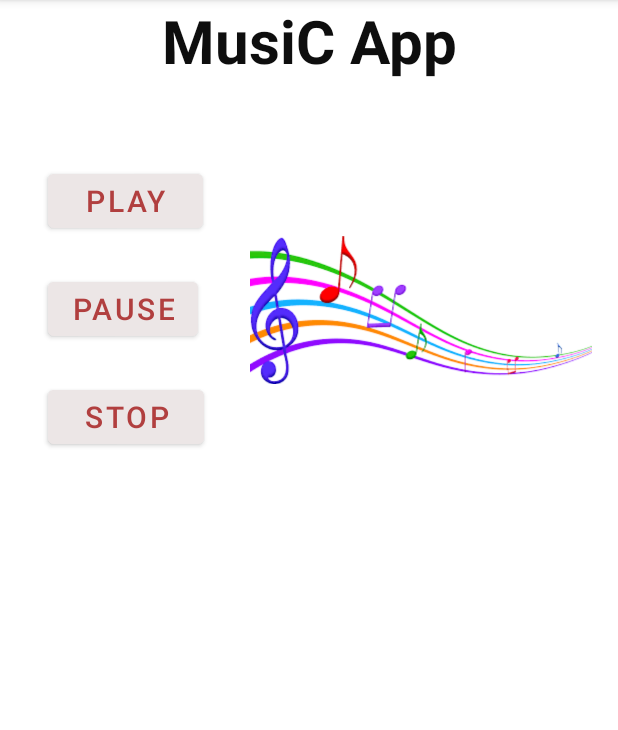
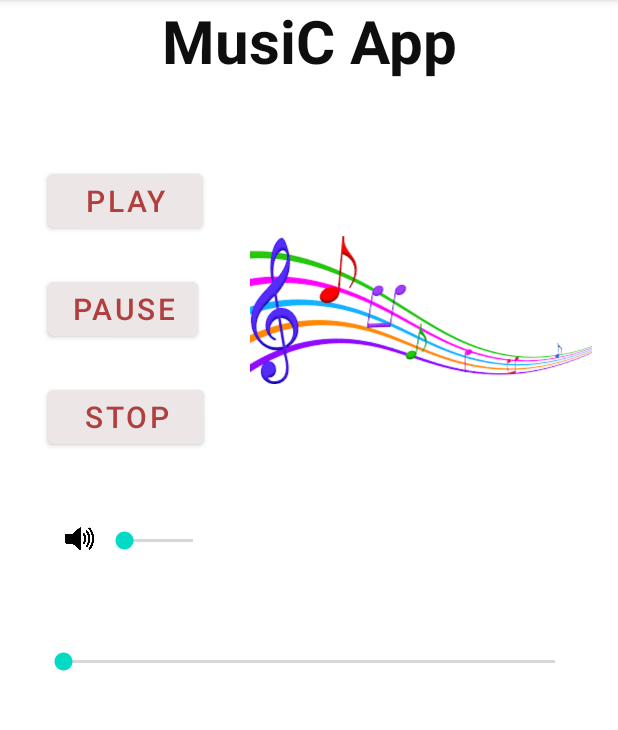
Before and after one commit to BSEF19A505/VideoStreamingAndroidApp, an Android app: the screen it shows after launch (MainActivity), on a phone screen of 412 x 824 dp, the part 84-814 px from its top. Run offline under Robolectric (Android 15) with nearby library versions, the phone set to English and light mode, and no system bars.

Commit message:
Seek Bar for Volume

```diff
--- a/Audio Player Android App/app/src/main/java/com/example/audioplayermobileapp/MainActivity.java
+++ b/Audio Player Android App/app/src/main/java/com/example/audioplayermobileapp/MainActivity.java
@@ -2,12 +2,17 @@ package com.example.audioplayermobileapp;
 
 import androidx.appcompat.app.AppCompatActivity;
 
+import android.content.Context;
+import android.media.AudioManager;
 import android.media.MediaPlayer;
 import android.os.Bundle;
+import android.view.ContextThemeWrapper;
 import android.view.View;
+import android.widget.SeekBar;
 
 public class MainActivity extends AppCompatActivity {
     MediaPlayer mediaPlayer;
+    AudioManager audioManager;
     public void play(View view){
         mediaPlayer.start();
 
@@ -25,5 +30,15 @@ public class MainActivity extends AppCompatActivity {
         super.onCreate(savedInstanceState);
         setContentView(R.layout.activity_main);
         mediaPlayer=MediaPlayer.create(this,R.raw.music);
+
+        SeekBar seekVol=findViewById(R.id.VolBar);
+
+        audioManager= (AudioManager) getSystemService(Context.AUDIO_SERVICE);
+
+        int maxVol=audioManager.getStreamMaxVolume(AudioManager.STREAM_MUSIC);
+        int curVol=audioManager.getStreamVolume(AudioManager.STREAM_MUSIC);
+
+        seekVol.setMax(maxVol);
+        seekVol.setProgress(curVol);
     }
 }
--- a/Audio Player Android App/app/src/main/res/layout/activity_main.xml
+++ b/Audio Player Android App/app/src/main/res/layout/activity_main.xml
@@ -72,4 +72,34 @@
         app:srcCompat="@drawable/download"
         android:contentDescription="TODO" />
 
+    <SeekBar
+        android:id="@+id/VolBar"
+        android:layout_width="78dp"
+        android:layout_height="33dp"
+        android:layout_marginLeft="-7dp"
+        android:layout_marginTop="42dp"
+        app:layout_constraintStart_toEndOf="@+id/imageView2"
+        app:layout_constraintTop_toBottomOf="@+id/button3" />
+
+    <ImageView
+        android:id="@+id/imageView2"
+        android:layout_width="42dp"
+        android:layout_height="42dp"
+        android:layout_marginStart="32dp"
+        android:layout_marginTop="36dp"
+        app:layout_constraintStart_toStartOf="parent"
+        app:layout_constraintTop_toBottomOf="@+id/button3"
+        app:srcCompat="@drawable/speaker" />
+
+    <SeekBar
+        android:id="@+id/ProgBar"
+        android:layout_width="360dp"
+        android:layout_height="27dp"
+        android:layout_marginBottom="264dp"
+        app:layout_constraintBottom_toBottomOf="parent"
+        app:layout_constraintEnd_toEndOf="parent"
+        app:layout_constraintHorizontal_bias="0.497"
+        app:layout_constraintStart_toStartOf="parent"
+        app:layout_constraintTop_toBottomOf="@+id/VolBar" />
+
 </androidx.constraintlayout.widget.ConstraintLayout>
```
Also changed, not shown: Audio Player Android App/app/src/main/res/drawable-v24/speaker.jpg (added), Audio Player Android App/app/src/main/res/drawable/speaker.jpg (added).
